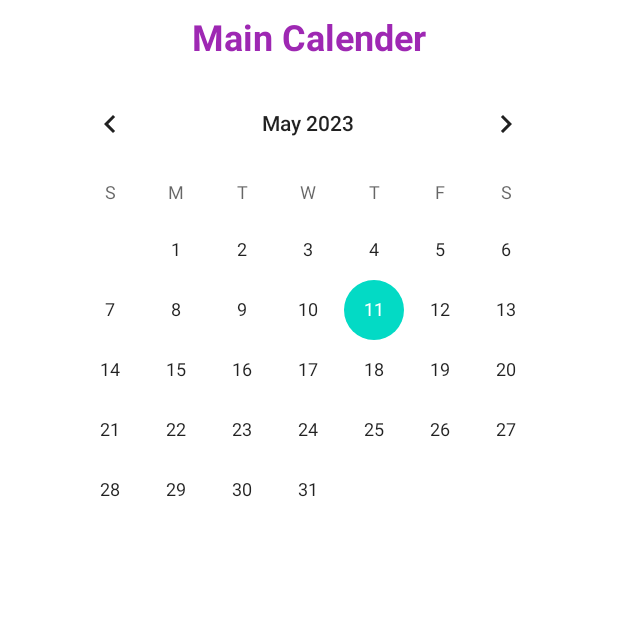
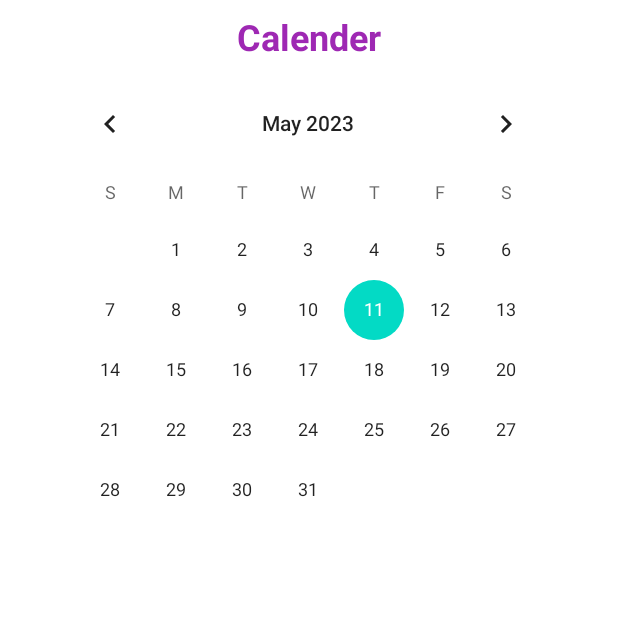
Before and after one commit to joonhyuong/MindReader, an Android app: the screen it shows after launch (MainActivity), on a phone screen of 412 x 824 dp, the top half of it. Run offline under Robolectric (Android 15) with nearby library versions, the phone set to English and light mode, and no system bars.

Commit message:
text Calender update

```diff
--- a/app/src/main/res/layout/activity_main.xml
+++ b/app/src/main/res/layout/activity_main.xml
@@ -58,7 +58,7 @@
         android:layout_marginTop="8dp"
         android:layout_marginEnd="8dp"
         android:gravity="center"
-        android:text="Main Calender"
+        android:text="Calender"
         android:textAppearance="@style/TextAppearance.AppCompat.Large"
         android:textColor="#9E28B3"
         android:textSize="24sp"
```
